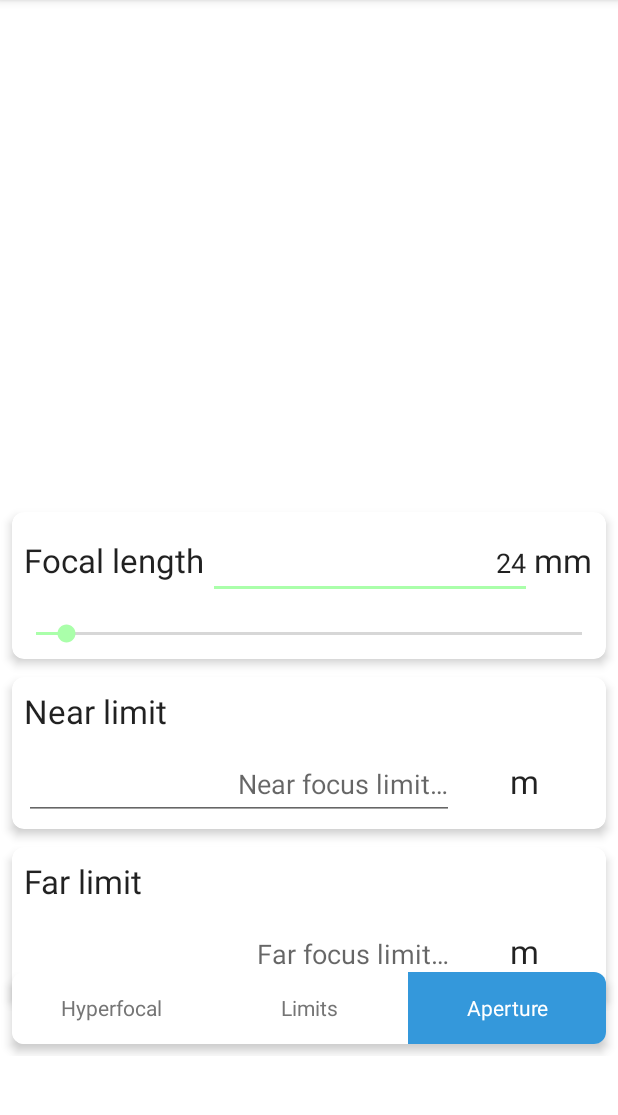
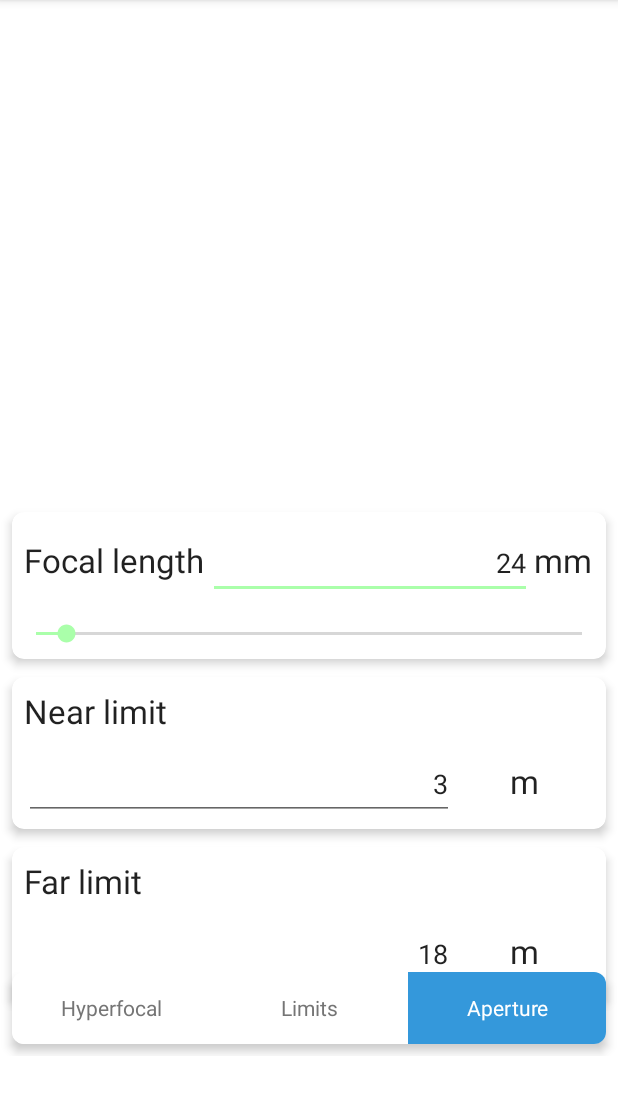
Before and after one commit to koenidv/CamTools, an Android app: the fragment FocusFragment shown on its own in the app's theme, after a tap on "Aperture", on a phone screen of 412 x 824 dp, the part 84-1199 px from its top. Run offline under Robolectric (Android 15) with nearby library versions, the light colour scheme and no system bars; 2 other taps on this screen came first.

```diff
--- a/app/src/main/java/com/koenidv/camtools/FocusFragment.java
+++ b/app/src/main/java/com/koenidv/camtools/FocusFragment.java
@@ -55,6 +55,8 @@ public class FocusFragment extends Fragment {
         if (prefs.getBoolean("darkmode", false)) {
             enableDarkTheme(FocusFragment.this.getView());
         }
+
+        selectedButton = -1;
 
         final LinearLayout scrollLayout = view.findViewById(R.id.focusScrollLayout);
         final LinearLayout hyperLayout = view.findViewById(R.id.focusHyperLayout);
@@ -252,7 +254,7 @@ public class FocusFragment extends Fragment {
             public void onStopTrackingTouch(SeekBar seekBar) {
             }
         });
-        TextWatcher nearFarTextWatcher = new TextWatcher() {
+        nearEditText.addTextChangedListener(new TextWatcher() {
             @Override
             public void beforeTextChanged(CharSequence s, int start, int count, int after) {
             }
@@ -260,14 +262,28 @@ public class FocusFragment extends Fragment {
             @Override
             public void onTextChanged(CharSequence s, int start, int before, int count) {
                 calculateReverse(FocusFragment.this.getView());
+                prefsEditor.putString("focusNear", s.toString()).apply();
             }
 
             @Override
             public void afterTextChanged(Editable s) {
             }
-        };
-        nearEditText.addTextChangedListener(nearFarTextWatcher);
-        farEditText.addTextChangedListener(nearFarTextWatcher);
+        });
+        farEditText.addTextChangedListener(new TextWatcher() {
+            @Override
+            public void beforeTextChanged(CharSequence s, int start, int count, int after) {
+            }
+
+            @Override
+            public void onTextChanged(CharSequence s, int start, int before, int count) {
+                calculateReverse(FocusFragment.this.getView());
+                prefsEditor.putString("focusFar", s.toString()).apply();
+            }
+
+            @Override
+            public void afterTextChanged(Editable s) {
+            }
+        });
 
         selectHyperButton.setOnClickListener(new View.OnClickListener() {
             @Override
@@ -400,6 +416,8 @@ public class FocusFragment extends Fragment {
         lengthEditText.setText(prefs.getString("focusLength", "24"));
         apertureEditText.setText(prefs.getString("focusAperture", "3.5"));
         distanceEditText.setText(prefs.getString("focusDistance", "4"));
+        nearEditText.setText(prefs.getString("focusNear", "3"));
+        farEditText.setText(prefs.getString("focusFar", "18"));
         if (prefs.getString("focusMode", "hyper").equals("hyper")) {
             selectHyperButton.callOnClick();
         } else if (prefs.getString("focusMode", "hyper").equals("limits")) {
--- a/app/src/main/java/com/koenidv/camtools/SunFragment.java
+++ b/app/src/main/java/com/koenidv/camtools/SunFragment.java
@@ -25,6 +25,6 @@ public class SunFragment extends Fragment {
     //Called after onCreateView(). View setup here.
     @Override
     public void onViewCreated(@NonNull View view, @Nullable Bundle savedInstanceState) {
-        TextView sunText = (TextView) view.findViewById(R.id.sunText);
+
     }
 }
--- a/app/src/main/res/layout/activity_main.xml
+++ b/app/src/main/res/layout/activity_main.xml
@@ -7,11 +7,13 @@
     <android.support.v4.view.ViewPager
         android:id="@+id/viewPager"
         android:layout_width="match_parent"
-        android:layout_height="wrap_content"/>
+        android:layout_height="wrap_content">
+
+    </android.support.v4.view.ViewPager>
 
     <com.koenidv.camtools.DraggableFAB
         android:id="@+id/mainFab"
-        android:layout_width="wrap_content"
+        android:layout_width="match_parent"
         android:layout_height="wrap_content"
         android:layout_marginBottom="72dp"
         android:layout_marginEnd="16dp"
--- a/app/src/main/res/layout/fragment_focus.xml
+++ b/app/src/main/res/layout/fragment_focus.xml
@@ -507,7 +507,7 @@
 
                     <LinearLayout
                         android:layout_width="match_parent"
-                        android:layout_height="match_parent"
+                        android:layout_height="wrap_content"
                         android:orientation="horizontal"
                         android:padding="8dp"
                         app:layout_constraintEnd_toEndOf="parent"
--- a/app/src/main/res/values/strings.xml
+++ b/app/src/main/res/values/strings.xml
@@ -1,8 +1,8 @@
 <resources>
     <string name="app_name">CamTools</string>
 
-    <string name="aboutLibraries_description_showIcon">true</string>
-    <string name="aboutLibraries_description_showVersion">true</string>
+    <string name="aboutLibraries_description_showIcon" translatable="false">true</string>
+    <string name="aboutLibraries_description_showVersion" translatable="false">true</string>
     <string name="aboutLibraries_description_text">A calculator for photographers.</string>
 
     <string name="title_sun_short">Sun</string>
@@ -22,7 +22,7 @@
     <string name="settings_cam_title">Camera</string>
     <string name="settings_cam_choose">Choose camera</string>
     <string name="settings_cam_coc">Circle of confusion</string>
-    <string name="settings_nd_strengthunit">Strength unit</string>
+    <string name="settings_nd_strengthunit">Density unit</string>
     <string name="settings_nd_strengthunit_dialog">Optical density unit</string>
     <string name="settings_nd_strengthunit_stops">F-stops</string>
     <string name="settings_nd_strengthunit_times">Filter factor</string>
@@ -65,6 +65,11 @@
     <string name="custom_text_main_dark">Main text (dark mode)</string>
     <string name="custom_text_sub_dark">Subtext (dark mode)</string>
 
+    <string name="sun_mode_details">Details</string>
+    <string name="sun_mode_ar">AR</string>
+    <string name="sun_details_morning">Morning</string>
+    <string name="sun_details_morning_astronomical">Astronomical twilight</string>
+
     <string name="focus_mode_hyper">Hyperfocal</string>
     <string name="focus_mode_limits">Limits</string>
     <string name="focus_mode_reverse">Aperture</string>
@@ -91,20 +96,21 @@
 
     <string name="nd_time_title">Normal exposure:</string>
     <string name="nd_time_hint">Exposure time…</string>
-    <string name="nd_time_indicator_seconds_short">s</string>
+    <string name="nd_time_indicator_seconds_short" translatable="false">s</string>
     <string name="nd_time_indicator_seconds_long">seconds</string>
     <string name="nd_strength_title">Density:</string>
     <string name="nd_strength_hint">Light transmittance…</string>
     <string name="nd_strength_type_stops">stops</string>
     <string name="nd_strength_type_times">times</string>
+    <string name="nd_result_indicator">Eposure time:</string>
 
     <string name="action_help">Get help</string>
     <string name="action_advancedSettings">Advanced settings</string>
 
-    <string name="meter">m</string>
-    <string name="feet">ft</string>
-    <string name="millimeter">mm</string>
-    <string name="aperture">f/</string>
+    <string name="meter" translatable="false">m</string>
+    <string name="feet" translatable="false">ft</string>
+    <string name="millimeter" translatable="false">mm</string>
+    <string name="aperture" translatable="false">f/</string>
 
     <string name="reset">Reset</string>
     <string name="cancel">Cancel</string>
--- a/app/src/main/res/values/urls.xml
+++ b/app/src/main/res/values/urls.xml
@@ -1,5 +1,5 @@
 <?xml version="1.0" encoding="utf-8"?>
 <resources>
-    <string name="url_focus_more_calculate">http://dev.koenidv.de/help/camtools/focus/41/</string>
-    <string name="url_focus_help">http://dev.koenidv.de/help/camtools/58/</string>
+    <string name="url_focus_more_calculate" translatable="false">http://dev.koenidv.de/help/camtools/focus/41/</string>
+    <string name="url_focus_help" translatable="false">http://dev.koenidv.de/help/camtools/58/</string>
 </resources>
```
Also changed, not shown: app/src/main/java/com/koenidv/camtools/MainActivity.java (+13 -0 lines), app/src/main/res/anim/fade_in.xml (added, +7 -0 lines), app/src/main/res/anim/fade_out.xml (added, +8 -0 lines), app/src/main/res/anim/nothing.xml (added, +7 -0 lines), app/src/main/res/anim/slide_from_top.xml (added, +8 -0 lines), app/src/main/res/layout/fragment_nd.xml (+31 -3 lines), app/src/main/res/layout/fragment_sun.xml (+51 -10 lines), 2 other files.
